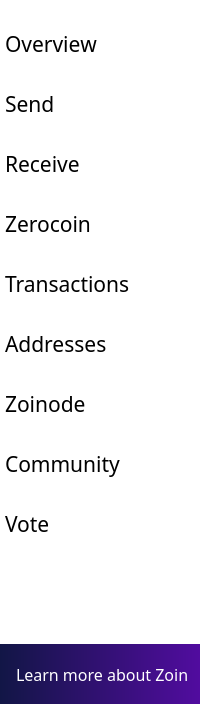
Above: src/qt/forms/menupage.ui from noirofficial/noir before the change. Below: the same form after it.
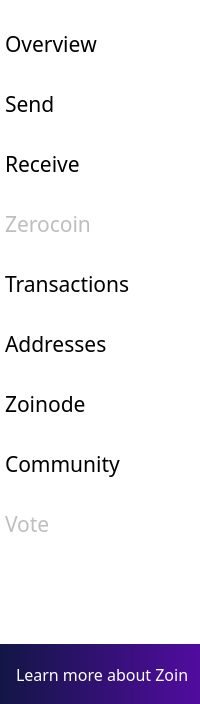
That is the form after the change. Icons and pictures are not drawn.

```diff
--- a/src/qt/forms/menupage.ui
+++ b/src/qt/forms/menupage.ui
@@ -619,6 +619,9 @@
    </item>
    <item>
     <widget class="QPushButton" name="Zerocoin">
+     <property name="enabled">
+      <bool>false</bool>
+     </property>
      <property name="sizePolicy">
       <sizepolicy hsizetype="Fixed" vsizetype="Minimum">
        <horstretch>0</horstretch>
@@ -933,7 +936,7 @@
    <item>
     <widget class="QPushButton" name="Voting">
      <property name="enabled">
-      <bool>true</bool>
+      <bool>false</bool>
      </property>
      <property name="sizePolicy">
       <sizepolicy hsizetype="Fixed" vsizetype="Minimum">
```
